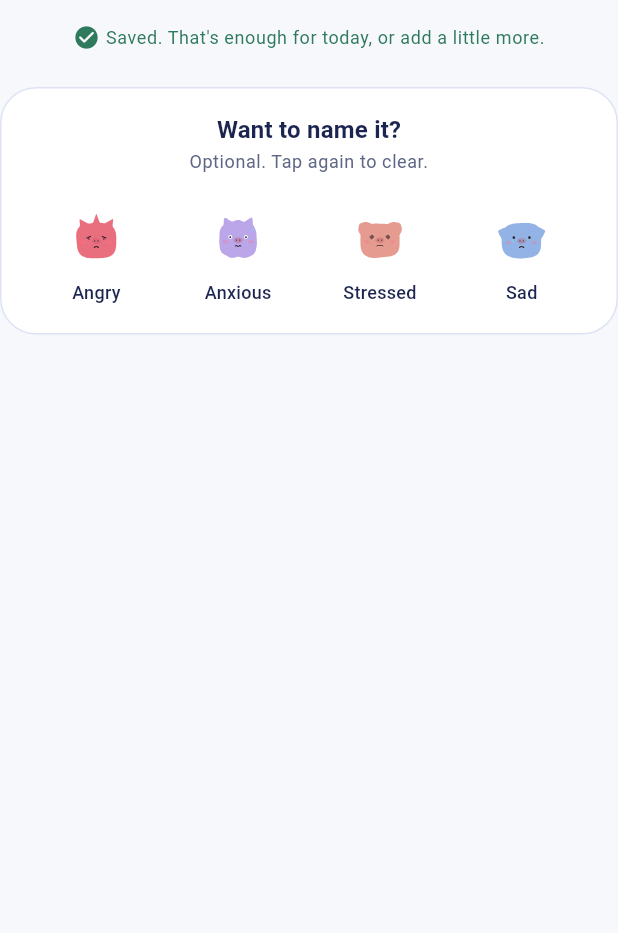
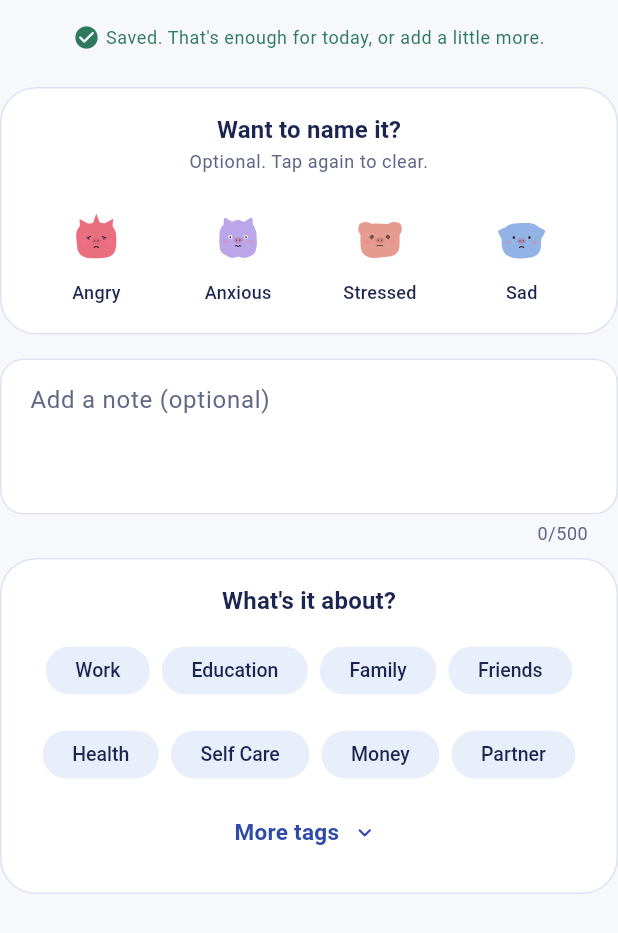
Before and after one commit to group6-selfcare/orb-selfcare, a Flutter app: the _Extras widget shown alone on an empty page, opened directly with empty values, on a phone screen of 412 x 824 dp. Shown: the top 933 px of the screen. Run offline on Flutter 3.47's test engine with Material 3 defaults, Android fonts, the phone set to English and light mode, and no system bars; our stand-ins replace drift, drift_flutter, flutter_riverpod, flutter_svg, go_router, shared_preferences; accounts and stored records are empty; generated files the repository leaves out were written again.

Commit message:
PMG6-60 Check-in note and tags: 8 tag chips plus "More tags" with all 18 (#18)

```diff
--- a/lib/features/check_in/check_in_screen.dart
+++ b/lib/features/check_in/check_in_screen.dart
@@ -32,6 +32,15 @@ class _CheckInScreenState extends ConsumerState<CheckInScreen> {
   /// The optional, more precise feeling. Only one at a time.
   Mood? _emotion;
 
+  final _note = TextEditingController();
+  final _tagIds = <String>{};
+
+  @override
+  void dispose() {
+    _note.dispose();
+    super.dispose();
+  }
+
   /// Saves run one after another, so the last one always wins.
   Future<void> _saving = Future.value();
   bool _leaving = false;
@@ -40,14 +49,21 @@ class _CheckInScreenState extends ConsumerState<CheckInScreen> {
     final level = _level;
     if (level == null) return _saving;
     final emotion = _emotion?.name;
+    final note = _note.text;
+    final tagIds = {..._tagIds};
     return _saving = _saving.then(
-      (_) => _repo.saveToday(level: level.value, emotion: emotion).catchError((
-        Object _,
-      ) {
+      (_) => _repo
+          .saveToday(
+            level: level.value,
+            emotion: emotion,
+            note: note,
+            tagIds: tagIds,
+          )
+          .catchError((Object _) {
             if (mounted) {
-          ScaffoldMessenger.of(
-            context,
-          ).showSnackBar(const SnackBar(content: Text(CheckInCopy.saveFailed)));
+              ScaffoldMessenger.of(context).showSnackBar(
+                const SnackBar(content: Text(CheckInCopy.saveFailed)),
+              );
             }
           }),
     );
@@ -60,6 +76,11 @@ class _CheckInScreenState extends ConsumerState<CheckInScreen> {
       if (!emotionsForLevel[level]!.contains(_emotion)) _emotion = null;
     });
     _save();
+  }
+
+  /// Tags are saved with everything else on Done or on the way out.
+  void _toggleTag(String id) {
+    setState(() => _tagIds.contains(id) ? _tagIds.remove(id) : _tagIds.add(id));
   }
 
   /// Tapping the picked emotion again clears it.
@@ -109,13 +130,15 @@ class _CheckInScreenState extends ConsumerState<CheckInScreen> {
             crossAxisAlignment: CrossAxisAlignment.stretch,
             children: [
               Expanded(
-                child: ListView(
+                child: SingleChildScrollView(
                   padding: const EdgeInsets.fromLTRB(
                     OrbSpacing.screen,
                     OrbSpacing.sm,
                     OrbSpacing.screen,
                     OrbSpacing.xl,
                   ),
+                  child: Column(
+                    crossAxisAlignment: CrossAxisAlignment.stretch,
                     children: [
                       Center(
                         child: SvgPicture.asset(
@@ -154,9 +177,13 @@ class _CheckInScreenState extends ConsumerState<CheckInScreen> {
                                 level: level,
                                 emotion: _emotion,
                                 onEmotion: _pickEmotion,
+                                note: _note,
+                                tagIds: _tagIds,
+                                onTag: _toggleTag,
                               ),
                       ),
                     ],
+                  ),
                 ),
               ),
               if (level != null)
@@ -188,11 +215,17 @@ class _Extras extends StatelessWidget {
     required this.level,
     required this.emotion,
     required this.onEmotion,
+    required this.note,
+    required this.tagIds,
+    required this.onTag,
   });
 
   final MoodLevel level;
   final Mood? emotion;
   final ValueChanged<Mood> onEmotion;
+  final TextEditingController note;
+  final Set<String> tagIds;
+  final ValueChanged<String> onTag;
 
   @override
   Widget build(BuildContext context) {
@@ -222,7 +255,94 @@ class _Extras extends StatelessWidget {
         ),
         const SizedBox(height: OrbSpacing.xl),
         EmotionPicker(level: level, selected: emotion, onPicked: onEmotion),
+        const SizedBox(height: OrbSpacing.lg),
+        TextField(
+          key: const ValueKey('check-in-note'),
+          controller: note,
+          minLines: 3,
+          maxLines: 6,
+          maxLength: CheckInCopy.noteMaxLength,
+          textCapitalization: TextCapitalization.sentences,
+          keyboardType: TextInputType.multiline,
+          decoration: const InputDecoration(hintText: CheckInCopy.noteHint),
+        ),
+        const SizedBox(height: OrbSpacing.sm),
+        TagPicker(selected: tagIds, onToggled: onTag),
       ],
+    );
+  }
+}
+
+/// "What's it about?": the 8 primary tags as chips, and all 18 behind
+/// "More tags". Several can be picked.
+class TagPicker extends ConsumerStatefulWidget {
+  const TagPicker({super.key, required this.selected, required this.onToggled});
+
+  final Set<String> selected;
+  final ValueChanged<String> onToggled;
+
+  @override
+  ConsumerState<TagPicker> createState() => _TagPickerState();
+}
+
+class _TagPickerState extends ConsumerState<TagPicker> {
+  bool _showAll = false;
+
+  @override
+  Widget build(BuildContext context) {
+    final text = Theme.of(context).textTheme;
+    final tags = ref.watch(tagsProvider).value ?? const <Tag>[];
+    final shown = [
+      for (final tag in tags)
+        // A picked tag stays visible even when the list is folded.
+        if (_showAll || tag.isPrimary || widget.selected.contains(tag.id)) tag,
+    ];
+
+    return Container(
+      padding: const EdgeInsets.all(OrbSpacing.lg),
+      decoration: BoxDecoration(
+        color: OrbColors.surface,
+        borderRadius: BorderRadius.circular(OrbRadii.xl),
+        border: Border.all(color: OrbColors.border),
+      ),
+      child: Column(
+        children: [
+          Semantics(
+            header: true,
+            child: Text(CheckInCopy.tagsTitle, style: text.titleMedium),
+          ),
+          const SizedBox(height: OrbSpacing.md),
+          Wrap(
+            alignment: WrapAlignment.center,
+            spacing: OrbSpacing.sm,
+            runSpacing: OrbSpacing.sm,
+            children: [
+              for (final tag in shown)
+                FilterChip(
+                  key: ValueKey('tag-${tag.id}'),
+                  label: Text(tag.label),
+                  selected: widget.selected.contains(tag.id),
+                  onSelected: (_) => widget.onToggled(tag.id),
+                  materialTapTargetSize: MaterialTapTargetSize.padded,
+                ),
+            ],
+          ),
+          const SizedBox(height: OrbSpacing.xs),
+          TextButton.icon(
+            key: const ValueKey('more-tags'),
+            onPressed: () => setState(() => _showAll = !_showAll),
+            iconAlignment: IconAlignment.end,
+            icon: Icon(
+              _showAll
+                  ? Icons.keyboard_arrow_up_rounded
+                  : Icons.keyboard_arrow_down_rounded,
+            ),
+            label: Text(
+              _showAll ? CheckInCopy.fewerTags : CheckInCopy.moreTags,
+            ),
+          ),
+        ],
+      ),
     );
   }
 }
--- a/lib/shared/copy.dart
+++ b/lib/shared/copy.dart
@@ -149,6 +149,13 @@ abstract final class CheckInCopy {
     Mood.numb: 'Numb',
   };
 
+  // Note and tags (PMG6-60)
+  static const noteHint = 'Add a note (optional)';
+  static const noteMaxLength = 500;
+  static const tagsTitle = "What's it about?";
+  static const moreTags = 'More tags';
+  static const fewerTags = 'Fewer tags';
+
   /// What TalkBack reads for a level face, e.g. "Feeling Low".
   static String levelSemantics(MoodLevel level) =>
       'Feeling ${levelName[level]}';
```
Also changed, not shown: 2 other files. Lines whose indentation alone changed are shown as unchanged.
